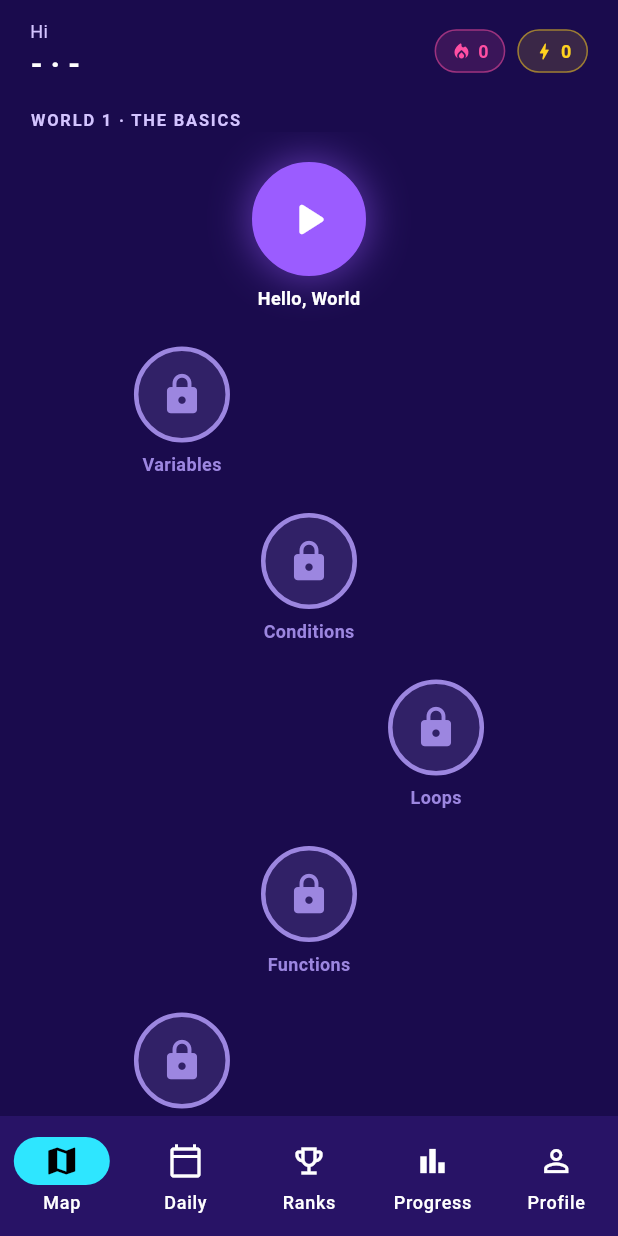
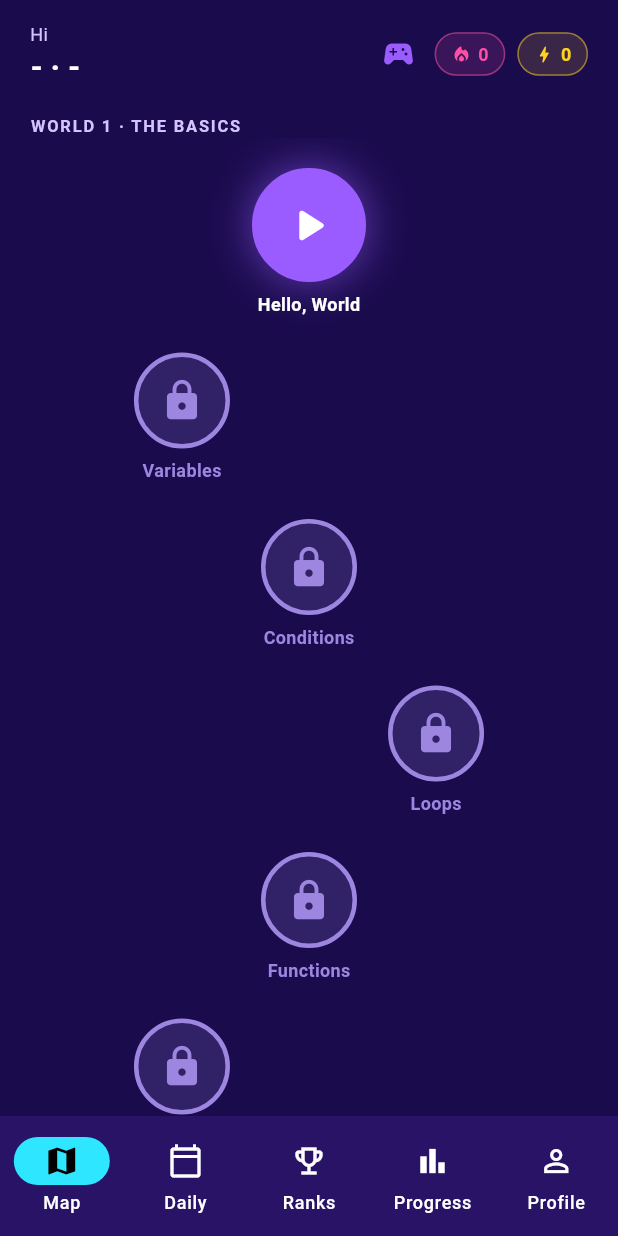
Before and after one commit to PADSViduranga/CodeQuest-Interactive-Programming-Puzzle-Game, a Flutter app: the HomeScreen screen opened by its route, on a phone screen of 412 x 824 dp. Run offline on Flutter 3.47's test engine with Material 3 defaults, Android fonts, the phone set to English and light mode, and no system bars; our stand-ins replace cloud_firestore, cloud_functions, firebase_auth, firebase_core, fl_chart, flutter_riverpod and 3 more; accounts and stored records are empty.

Commit message:
Wire the mini-games into the app: /minigames route and Home button

```diff
--- a/lib/core/router/app_router.dart
+++ b/lib/core/router/app_router.dart
@@ -1,3 +1,5 @@
+import '../../screens/home_screen.dart';
+
 import 'package:flutter/foundation.dart';
 import 'package:flutter/material.dart';
 import 'package:flutter_riverpod/flutter_riverpod.dart';
@@ -199,6 +201,10 @@ final routerProvider = Provider<GoRouter>((ref) {
       ),
       GoRoute(path: AppRoutes.terms, builder: (_, _) => const TermsScreen()),
       GoRoute(
+        path: AppRoutes.miniGames,
+        builder: (_, _) => const GameHomeScreen(),
+      ),
+      GoRoute(
         path: AppRoutes.deleteAccount,
         builder: (_, _) => const DeleteAccountScreen(),
       ),
--- a/lib/core/router/app_routes.dart
+++ b/lib/core/router/app_routes.dart
@@ -28,5 +28,6 @@ class AppRoutes {
   static const settings = '/settings';
   static const privacy = '/privacy';
   static const terms = '/terms';
+  static const miniGames = '/minigames';
   static const deleteAccount = '/delete-account';
 }
--- a/lib/features/home/presentation/screens/home_screen.dart
+++ b/lib/features/home/presentation/screens/home_screen.dart
@@ -1,4 +1,5 @@
 import 'package:flutter/material.dart';
+import 'package:go_router/go_router.dart';
 import 'package:flutter_riverpod/flutter_riverpod.dart';
 
 import '../../../../core/theme/app_colors.dart';
@@ -51,6 +52,12 @@ class HomeScreen extends ConsumerWidget {
                         ),
                       ],
                     ),
+                  ),
+                  IconButton(
+                    tooltip: 'Mini-games',
+                    onPressed: () => context.push('/minigames'),
+                    icon: const Icon(Icons.sports_esports_rounded),
+                    color: AppColors.primary,
                   ),
                   _Chip(
                     icon: Icons.local_fire_department_rounded,
```
